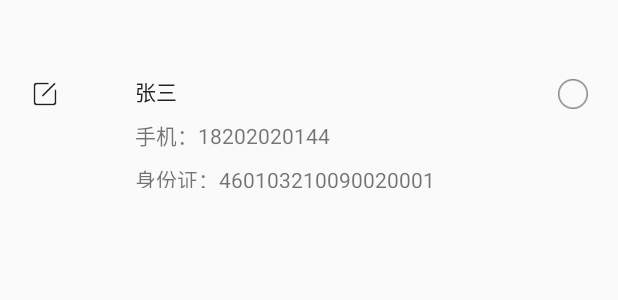
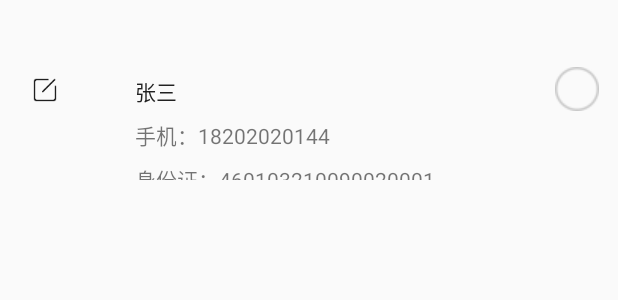
Before and after one commit to hongaer24/HouNiaoLvJu, an Android app: the layout person_list_item.xml on its own in the app's theme, with its tools: preview values and no code run, on a phone screen of 412 x 824 dp. Shown: the top 300 px of the screen. Run offline under Robolectric (Android 15) with nearby library versions, the phone set to English and light mode, and no system bars.

Commit message:
1.更新添加、编辑、获取客户信息接口 2.更新景点详情、景点列表、首页信息接口 3.存在修改后没有立即更新
1.修复更改后未更新bug
2.更新编辑客户信息接口选择出游人功能
3.存在退回编辑后选择出游人状态变化bug

```diff
--- a/app/src/main/java/cn/houno/houniaolvju/activity/scenic/FillInScenicOrderActivity.java
+++ b/app/src/main/java/cn/houno/houniaolvju/activity/scenic/FillInScenicOrderActivity.java
@@ -190,6 +190,7 @@ public class FillInScenicOrderActivity extends Activity {
                 break;
             case R.id.iv_number_person:
                 Intent intent1 = new Intent(this, PersonsListActivity.class);
+                intent1.putExtra("persons", intTicketNum);
                 startActivity(intent1);
                 finish();
                 break;
@@ -287,11 +288,13 @@ public class FillInScenicOrderActivity extends Activity {
                 if (intTicketNum > 1) {
                     intTicketNum--;
                     mTvReferNum.setText(intTicketNum + "");
+                    tvNumberPerson.setText("出游人（需要填写"+intTicketNum+"个出游人）");
                 }
             } else if (i == R.id.btn_refer_add) {
                 if (intTicketNum < ticketNumEst) {
                     intTicketNum++;
                     mTvReferNum.setText(intTicketNum + "");
+                    tvNumberPerson.setText("出游人（需要填写"+intTicketNum+"个出游人）");
                 }
             }
             allPrice = price * intTicketNum;
@@ -307,7 +310,6 @@ public class FillInScenicOrderActivity extends Activity {
             Bundle extras = data.getExtras();
             mCheckDate = extras.getString("dateIn");
             mCheckWeek = extras.getString("dateInWeek");
-
             mTvDaysSelector.setText(mCheckDate + " " + mCheckWeek);
 
         }
--- /dev/null
+++ b/app/src/main/res/drawable-xhdpi/check_box_bg.xml
@@ -0,0 +1,5 @@
+<?xml version="1.0" encoding="utf-8"?>
+<selector  xmlns:android="http://schemas.android.com/apk/res/android">
+    <item android:drawable="@mipmap/ic_checked" android:state_checked="true"></item>
+    <item android:drawable="@mipmap/ic_uncheck"></item>
+</selector>
--- a/app/src/main/res/layout/activity_fill_numer_of_person.xml
+++ b/app/src/main/res/layout/activity_fill_numer_of_person.xml
@@ -61,6 +61,7 @@
             android:layout_height="2dp"
             android:background="#11000000" />
         <TextView
+            android:id="@+id/tv_title_person"
             android:layout_width="wrap_content"
             android:layout_height="wrap_content"
             android:layout_gravity="center"
--- a/app/src/main/res/layout/activity_persons_edit.xml
+++ b/app/src/main/res/layout/activity_persons_edit.xml
@@ -98,8 +98,9 @@
                 android:id="@+id/tv_ID"
                 android:layout_width="0dp"
                 android:layout_height="wrap_content"
-                android:layout_weight="1"
+                android:layout_weight="3"
                 android:text="身份证"
+                android:gravity="center_vertical"
                 android:textSize="16sp" />
 
 
@@ -179,7 +180,7 @@
             android:layout_gravity="bottom"
             android:textColor="#ffff"
             android:background="@color/btn_orgs"
-            android:text="添加出游人"
+            android:text="保存"
 
             />
     </LinearLayout>
--- a/app/src/main/res/layout/person_list_item.xml
+++ b/app/src/main/res/layout/person_list_item.xml
@@ -1,13 +1,13 @@
 <?xml version="1.0" encoding="utf-8"?>
 <LinearLayout xmlns:android="http://schemas.android.com/apk/res/android"
     android:layout_width="match_parent"
-    android:layout_height="130dip"
+    android:layout_height="125dip"
     android:orientation="vertical"
    >
 
     <RelativeLayout
         android:layout_width="match_parent"
-        android:layout_height="125dip">
+        android:layout_height="120dip">
 
         <Button
             android:id="@+id/person_edit_btn"
@@ -59,7 +59,7 @@
                 />
 
         </LinearLayout>
-        <Button
+       <!-- <Button
             android:id="@+id/person_edit_btn2"
             android:layout_width="20dip"
             android:layout_height="20dip"
@@ -68,9 +68,22 @@
             android:background="@drawable/icon_checkno"
             android:layout_marginTop="20dp"
             android:layout_marginRight="20dp"
-            android:focusable="false" />
+            android:focusable="false" />-->
 
-
+        <CheckBox
+            android:id="@+id/determine_chekbox"
+            android:layout_width="wrap_content"
+            android:layout_height="wrap_content"
+            android:layout_centerVertical="true"
+            android:layout_alignParentRight="true"
+            android:button="@drawable/check_box_bg"
+            android:layout_marginRight="10dp"
+            android:checkMark="?android:attr/listChoiceIndicatorMultiple"
+            android:gravity="center"
+            android:minHeight="38dp"
+            android:minWidth="32dp"
+            android:textAppearance="?android:attr/textAppearanceLarge"
+            android:visibility="visible" />
 
 
         </RelativeLayout>
--- /dev/null
+++ b/settings.gradle
@@ -0,0 +1 @@
+include ':app', ':rollviewpager', ':countdownview', ':viewpagerindicator', ':dropdownmenu', ':expandabletextview', ':circleprogressbar', ':slidingmenu', ':barCodeTest', ':xrefreshview', ':PhotoPicker'
```
Also changed, not shown: app/src/main/java/cn/houno/houniaolvju/activity/scenic/PersonsEditActivity.java (+5 -4 lines), app/src/main/java/cn/houno/houniaolvju/activity/scenic/PersonsListActivity.java (+63 -15 lines), app/src/main/java/cn/houno/houniaolvju/adapter/PersonsListAdapter.java (+77 -56 lines), build.gradle (added, +29 -0 lines), gradle.properties (added, +18 -0 lines), app/src/main/res/mipmap-mdpi/ic_checked.png (added), app/src/main/res/mipmap-mdpi/ic_uncheck.png (added), gradle/wrapper/gradle-wrapper.properties (added), 7 other files.
